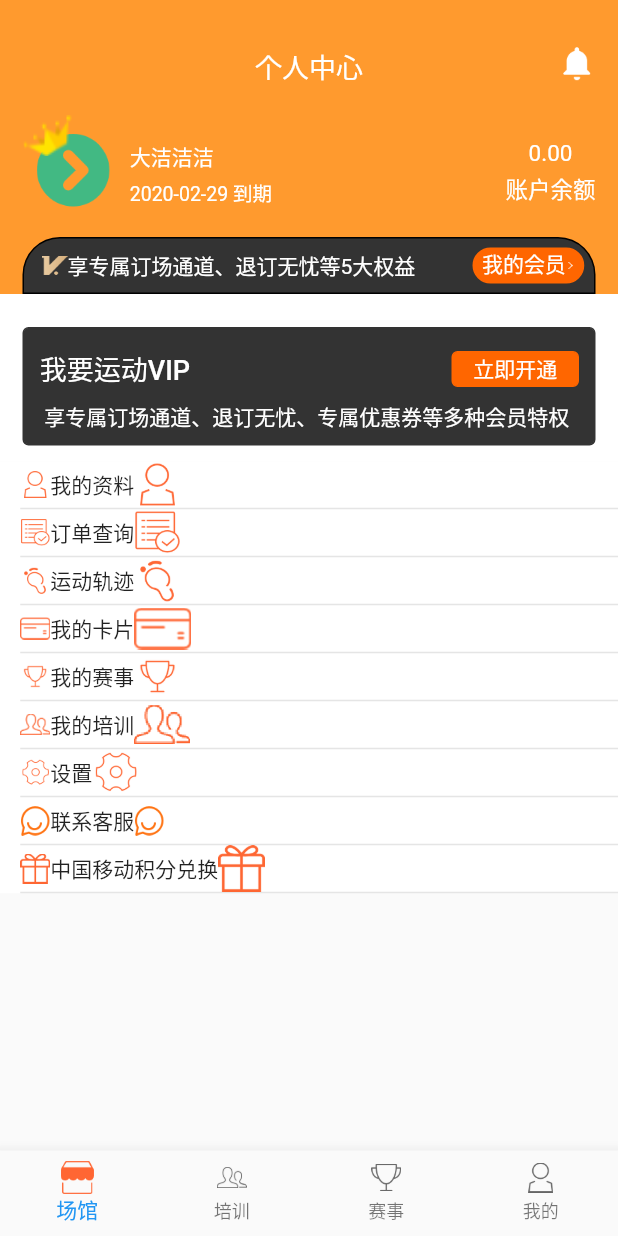
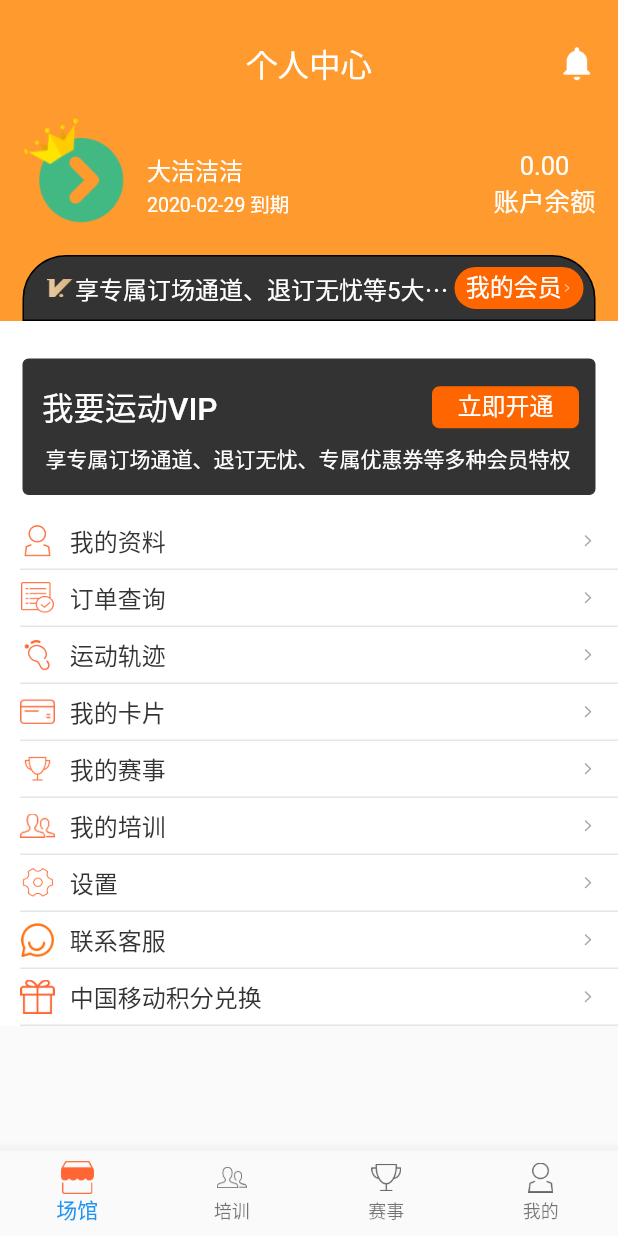
Before and after one commit to fudajie/flutter_woyaoyundong, a Flutter app: the screen it shows after launch, swiped to page 4, on a phone screen of 412 x 824 dp. Run offline on Flutter 3.47's test engine with Material 2 defaults, Android fonts, the phone set to English and light mode, and no system bars.

Commit message:
我的页面

```diff
--- /dev/null
+++ b/lib/components/help/OverScrollBehavior.dart
@@ -0,0 +1,21 @@
+import 'package:flutter/material.dart';
+
+//去掉listview上下滑动阴影
+class OverScrollBehavior extends ScrollBehavior {
+  @override
+  Widget buildViewportChrome(
+      BuildContext context, Widget child, AxisDirection axisDirection) {
+    if (getPlatform(context) == TargetPlatform.android ||
+        getPlatform(context) == TargetPlatform.fuchsia) {
+      return GlowingOverscrollIndicator(
+        child: child,
+        showLeading: false,
+        showTrailing: false,
+        axisDirection: axisDirection,
+        color: Theme.of(context).accentColor,
+      );
+    } else {
+      return child;
+    }
+  }
+}
--- a/lib/pages/MyPage.dart
+++ b/lib/pages/MyPage.dart
@@ -1,5 +1,6 @@
 import 'package:flutter/cupertino.dart';
 import 'package:flutter/material.dart';
+import 'package:flutter_woyaoyundong/components/help/OverScrollBehavior.dart';
 import 'package:flutter_woyaoyundong/res/YColors.dart';
 
 class MyPage extends StatefulWidget {
@@ -57,7 +58,7 @@ class _MyPage extends State<MyPage> {
                       child: Text('个人中心',
                           style: TextStyle(
                             color: Colors.white,
-                            fontSize: 18,
+                            fontSize: 21,
                           ))),
                   Container(
                     width: 25,
@@ -73,41 +74,39 @@ class _MyPage extends State<MyPage> {
               ),
               Container(
                 color: YColors.colorPrimary,
-                height: 100,
+                height: 112,
                 child: Row(
                   crossAxisAlignment: CrossAxisAlignment.center,
                   children: [
                     Container(
-                      width: 59.5,
-                      height: 62.5,
-                      margin: const EdgeInsets.only(left: 15, right: 12),
+                      width: 69,
+                      height: 72,
+                      margin: const EdgeInsets.only(left: 15, right: 14),
                       child: Stack(
                           textDirection: TextDirection.ltr,
                           alignment: Alignment.topLeft,
                           children: <Widget>[
-                            Positioned(
+                            Container(
                               child: Image(
                                 image: AssetImage('assets/images/test.png'),
-                                width: 50,
-                                height: 50,
-                              ),
-                              width: 50,
-                              height: 50,
-                              top: 12.5,
-                              left: 9.5,
-                            ),
-                            Positioned(
-                              child: Image(
-                                image: AssetImage('assets/images/crown.png'),
-                                width: 33,
-                                height: 27.5,
+                                width: 58,
+                                height: 58,
                                 fit: BoxFit.fill,
                               ),
+                              width: 58,
+                              height: 58,
+                              margin: const EdgeInsets.only(top: 14, left: 11),
+                            ),
+                            Image(
+                              image: AssetImage('assets/images/crown.png'),
+                              width: 38,
+                              height: 32,
+                              fit: BoxFit.fill,
                             ),
                           ]),
                     ),
                     Container(
-                      margin: const EdgeInsets.only(top: 15.5),
+                      margin: const EdgeInsets.only(top: 18),
                       height: 44,
                       child: Column(
                           mainAxisSize: MainAxisSize.min,
@@ -118,7 +117,7 @@ class _MyPage extends State<MyPage> {
                               '大洁洁洁',
                               style: TextStyle(
                                 color: Colors.white,
-                                fontSize: 14,
+                                fontSize: 16,
                               ),
                             ),
                             Text(
@@ -132,7 +131,7 @@ class _MyPage extends State<MyPage> {
                     ),
                     Spacer(),
                     Container(
-                      margin: const EdgeInsets.only(top: 14.5, right: 15),
+                      margin: const EdgeInsets.only(top: 17, right: 15),
                       alignment: Alignment.center,
                       height: 44,
                       child: Column(
@@ -143,14 +142,14 @@ class _MyPage extends State<MyPage> {
                               '0.00',
                               style: TextStyle(
                                 color: Colors.white,
-                                fontSize: 15,
+                                fontSize: 17,
                               ),
                             ),
                             Text(
                               '账户余额',
                               style: TextStyle(
                                 color: Colors.white,
-                                fontSize: 15,
+                                fontSize: 17,
                               ),
                             ),
                           ]),
@@ -160,16 +159,16 @@ class _MyPage extends State<MyPage> {
               ),
               Container(
                 color: YColors.colorPrimary,
-                height: 38,
+                height: 44,
                 child: Container(
                   margin: EdgeInsets.only(right: 15, left: 15),
-                  padding: EdgeInsets.only(right: 6.5, left: 12),
+                  padding: EdgeInsets.only(right: 7, left: 14),
                   //边框设置
                   decoration: new BoxDecoration(
                     color: YColors.black,
                     borderRadius: BorderRadius.only(
-                        topLeft: Radius.circular(25),
-                        topRight: Radius.circular(25)),
+                        topLeft: Radius.circular(29),
+                        topRight: Radius.circular(29)),
                     border: new Border.all(width: 1, color: Colors.black),
                   ),
                   child: Row(
@@ -177,8 +176,8 @@ class _MyPage extends State<MyPage> {
                     children: [
                       Image(
                         image: AssetImage('assets/images/vip_tag.png'),
-                        width: 17,
-                        height: 12.5,
+                        width: 20,
+                        height: 14,
                       ),
                       Expanded(
                         //Expanded包含的组件可以占据剩余的空间
@@ -187,16 +186,16 @@ class _MyPage extends State<MyPage> {
                           overflow: TextOverflow.ellipsis,
                           style: TextStyle(
                             color: Colors.white,
-                            fontSize: 14,
+                            fontSize: 16,
                           ),
                         ),
                       ),
                       Container(
-                        width: 74.5,
-                        height: 24,
+                        width: 86,
+                        height: 28,
                         decoration: new BoxDecoration(
                           color: YColors.c_ff6600,
-                          borderRadius: BorderRadius.all(Radius.circular(12)),
+                          borderRadius: BorderRadius.all(Radius.circular(14)),
                           border:
                               new Border.all(width: 1, color: YColors.c_ff6600),
                         ),
@@ -207,7 +206,7 @@ class _MyPage extends State<MyPage> {
                               '我的会员',
                               style: TextStyle(
                                 color: Colors.white,
-                                fontSize: 14,
+                                fontSize: 16,
                                 fontWeight: FontWeight.w500,
                                 height: 1.1, // 1.1更居中
                               ),
@@ -215,8 +214,8 @@ class _MyPage extends State<MyPage> {
                             Image(
                               image:
                                   AssetImage('assets/images/arrow_white.png'),
-                              width: 6,
-                              height: 10,
+                              width: 7,
+                              height: 12,
                             ),
                           ],
                         ),
@@ -231,10 +230,10 @@ class _MyPage extends State<MyPage> {
                 child: Column(
                   children: [
                     Container(
-                      height: 79,
+                      height: 91,
                       width: double.infinity,
-                      margin: EdgeInsets.fromLTRB(15, 22, 15, 10.5),
-                      padding: EdgeInsets.fromLTRB(10.5, 13.5, 10, 12.5),
+                      margin: EdgeInsets.fromLTRB(15, 25, 15, 12),
+                      padding: EdgeInsets.fromLTRB(12, 16, 10, 12),
                       decoration: new BoxDecoration(
                         color: YColors.black,
                         borderRadius: BorderRadius.all(Radius.circular(4)),
@@ -250,17 +249,18 @@ class _MyPage extends State<MyPage> {
                                 "我要运动VIP",
                                 style: TextStyle(
                                   color: Colors.white,
-                                  fontSize: 18,
+                                  fontSize: 21,
                                   fontWeight: FontWeight.w500,
                                 ),
                               ),
                               Container(
-                                  width: 85,
-                                  height: 24,
+                                  width: 98,
+                                  height: 28,
+                                  alignment: Alignment.center,
                                   decoration: new BoxDecoration(
                                     color: YColors.c_ff6600,
                                     borderRadius:
-                                        BorderRadius.all(Radius.circular(4)),
+                                        BorderRadius.all(Radius.circular(5)),
                                     border: new Border.all(
                                         width: 1, color: YColors.c_ff6600),
                                   ),
@@ -269,7 +269,8 @@ class _MyPage extends State<MyPage> {
                                     textAlign: TextAlign.center,
                                     style: TextStyle(
                                       color: Colors.white,
-                                      fontSize: 14,
+                                      fontSize: 16,
+                                      height: 1.1,
                                     ),
                                   ))
                             ],
@@ -292,14 +293,16 @@ class _MyPage extends State<MyPage> {
                 ),
               ),
               Container(
-                height: 288,
+                  height: 342,
                   color: Colors.white,
                   padding: EdgeInsets.only(left: 13.5),
+                  child: ScrollConfiguration(
+                    behavior: OverScrollBehavior(),
                     child: ListView(
                       padding: EdgeInsets.only(top: 0),
                       children: _buildList(),
                     ),
-              ),
+                  )),
             ],
           ),
         ),
@@ -314,23 +317,42 @@ class _MyPage extends State<MyPage> {
   }
 
   Widget _item(String key) {
-    return Container(
-      height: 32,
+    return GestureDetector(
+      onTap: () {
+        print(key);
+      },
+      child: Container(
+        height: 38,
         alignment: Alignment.center,
         decoration: new BoxDecoration(
-        border:
-            new Border(bottom: BorderSide(width: 1, color: Color(0xffe5e5e5))),
+          border: new Border(
+              bottom: BorderSide(width: 1, color: Color(0xffe5e5e5))),
         ),
         child: Row(
           children: [
-          Image(
+            Container(
+              margin: EdgeInsets.only(right: 10),
+              child: Image(
                 image: AssetImage(maps[key]),
-            width: 20,
-            height: 20,
+                width: 23,
+                fit: BoxFit.fitWidth,
               ),
-          Text(key),
-          Image(image: AssetImage(maps[key])),
+            ),
+            Expanded(
+              child: Text(
+                key,
+                style: TextStyle(
+                  color: YColors.black,
+                  fontSize: 16,
+                ),
+              ),
+            ),
+            Container(
+              margin: EdgeInsets.only(right: 15),
+              child: Image(image: AssetImage("assets/images/arror_gray.png")),
+            )
           ],
+        ),
       ),
     );
   }
--- a/pubspec.yaml
+++ b/pubspec.yaml
@@ -74,6 +74,7 @@ flutter:
     - assets/images/test.png
     - assets/images/vip_tag.png
     - assets/images/arrow_white.png
+    - assets/images/arror_gray.png
 
   # An image asset can refer to one or more resolution-specific "variants", see
   # https://flutter.dev/assets-and-images/#resolution-aware.
```
Also changed, not shown: assets/images/2.0x/arror_gray.png (added), assets/images/2.0x/crown.png, 11 other files. Lines whose indentation alone changed are shown as unchanged.
